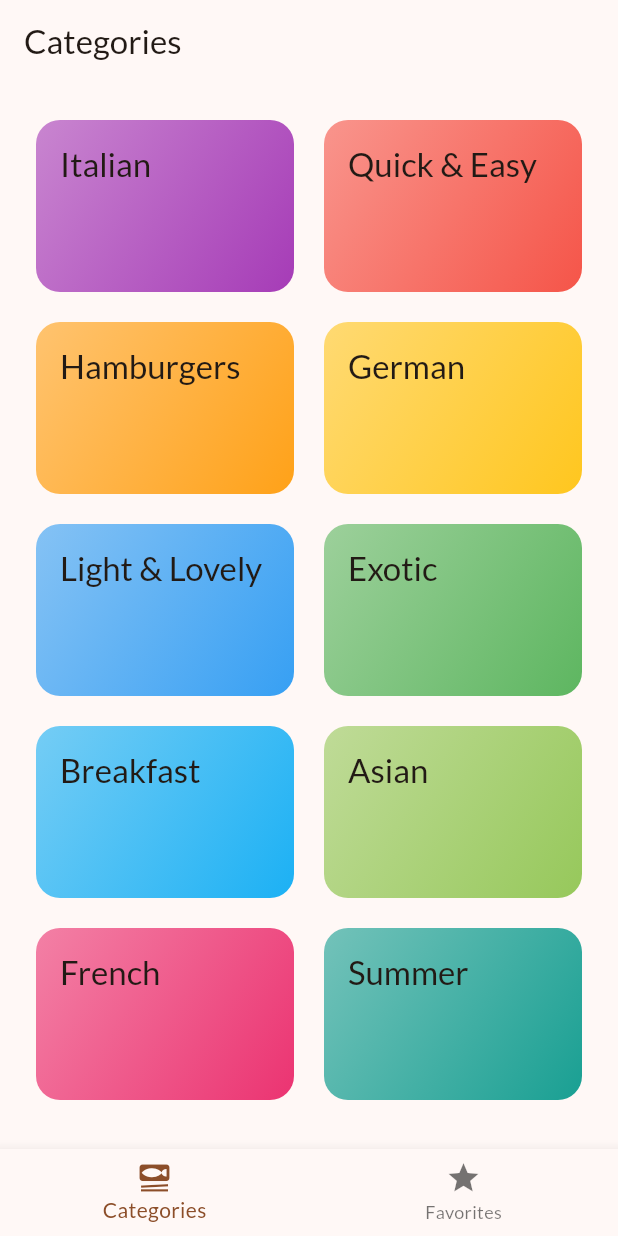
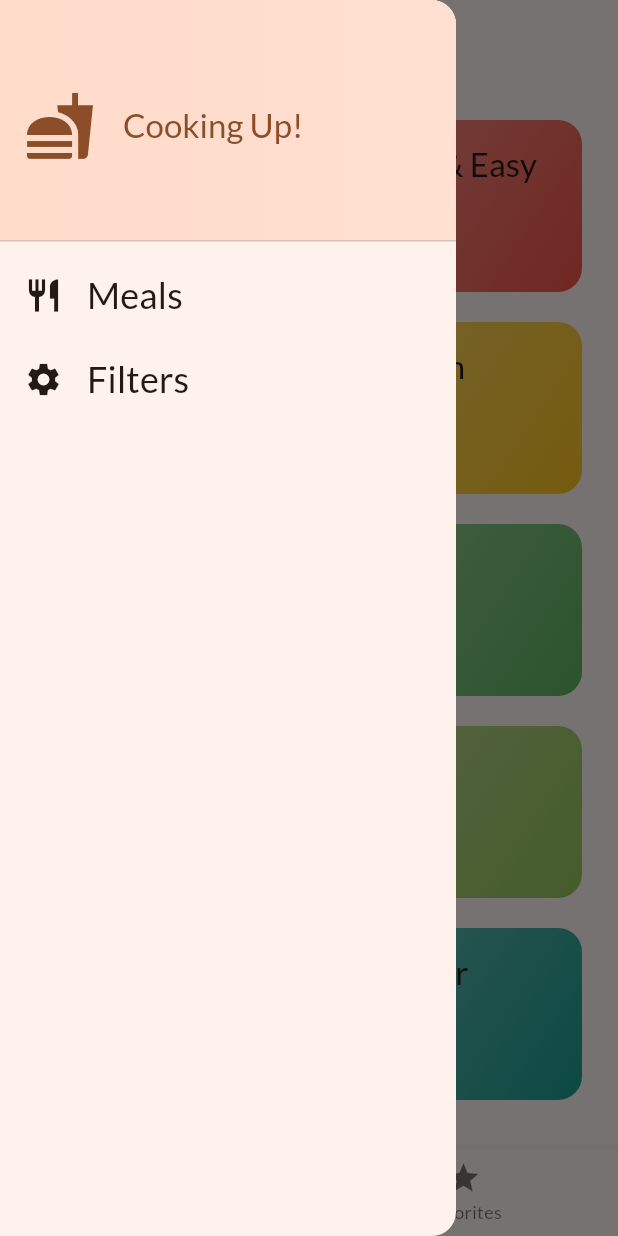
Before and after one commit to PhBouzid/meals_app, a Flutter app: the screen it shows after launch, with the side drawer open (before the commit the screen has no drawer), on a phone screen of 412 x 824 dp. Run offline on Flutter 3.47's test engine with Material 3 defaults, Android fonts, the phone set to English and light mode, and no system bars; our stand-ins replace google_fonts, transparent_image.

Commit message:
add filters

```diff
--- a/lib/screens/tabs.dart
+++ b/lib/screens/tabs.dart
@@ -1,7 +1,9 @@
 import 'package:flutter/material.dart';
 import 'package:meals_app/screens/categories.dart';
+import 'package:meals_app/screens/filters.dart';
 import 'package:meals_app/screens/meals.dart';
 import 'package:meals_app/models/meal.dart';
+import 'package:meals_app/widgets/main_drawer.dart';
 
 class TabsScreen extends StatefulWidget {
   const TabsScreen({super.key});
@@ -41,6 +43,14 @@ class _TabsScreenState extends State<TabsScreen> {
     }
   }
 
+  void _setScreen(String identifier) {
+    Navigator.of(context).pop();
+    if (identifier == 'filters') {
+      Navigator.of(context).pushReplacement(
+          MaterialPageRoute(builder: (ctx) => FiltersScreen()));
+    }
+  }
+
   @override
   Widget build(BuildContext context) {
     Widget activePage = CategoriesScreen(
@@ -57,6 +67,9 @@ class _TabsScreenState extends State<TabsScreen> {
 
     return Scaffold(
       appBar: AppBar(title: Text(activePageTitle)),
+      drawer: MainDrawer(
+        onSelectScreen: _setScreen,
+      ),
       body: activePage,
       bottomNavigationBar: BottomNavigationBar(
         onTap: _selectPage,
--- /dev/null
+++ b/lib/widgets/main_drawer.dart
@@ -0,0 +1,76 @@
+import 'package:flutter/material.dart';
+
+class MainDrawer extends StatelessWidget {
+  MainDrawer({super.key, required this.onSelectScreen});
+
+  final void Function(String identifier) onSelectScreen;
+
+  @override
+  Widget build(BuildContext context) {
+    return Drawer(
+      child: Column(
+        children: [
+          DrawerHeader(
+            decoration: BoxDecoration(
+                gradient: LinearGradient(colors: [
+              Theme.of(context).colorScheme.primaryContainer,
+              Theme.of(context).colorScheme.primaryContainer.withOpacity(0.8),
+            ])),
+            child: Row(
+              children: [
+                Icon(
+                  Icons.fastfood,
+                  size: 48,
+                  color: Theme.of(context).colorScheme.primary,
+                ),
+                const SizedBox(
+                  width: 18,
+                ),
+                Text(
+                  'Cooking Up!',
+                  style: Theme.of(context).textTheme.titleLarge!.copyWith(
+                        color: Theme.of(context).colorScheme.primary,
+                      ),
+                ),
+              ],
+            ),
+          ),
+          ListTile(
+            leading: Icon(
+              Icons.restaurant,
+              size: 26,
+              color: Theme.of(context).colorScheme.onBackground,
+            ),
+            title: Text(
+              'Meals',
+              style: Theme.of(context).textTheme.titleSmall!.copyWith(
+                    color: Theme.of(context).colorScheme.onBackground,
+                    fontSize: 24,
+                  ),
+            ),
+            onTap: () {
+              onSelectScreen('meals');
+            },
+          ),
+          ListTile(
+            leading: Icon(
+              Icons.settings,
+              size: 26,
+              color: Theme.of(context).colorScheme.onBackground,
+            ),
+            title: Text(
+              'Filters',
+              style: Theme.of(context).textTheme.titleSmall!.copyWith(
+                    color: Theme.of(context).colorScheme.onBackground,
+                    fontSize: 24,
+                  ),
+            ),
+            onTap: () {
+              onSelectScreen('filters');
+            },
+          )
+        ],
+      ),
+    );
+  }
+}
```
Also changed, not shown: lib/screens/filters.dart (added, +138 -0 lines).
